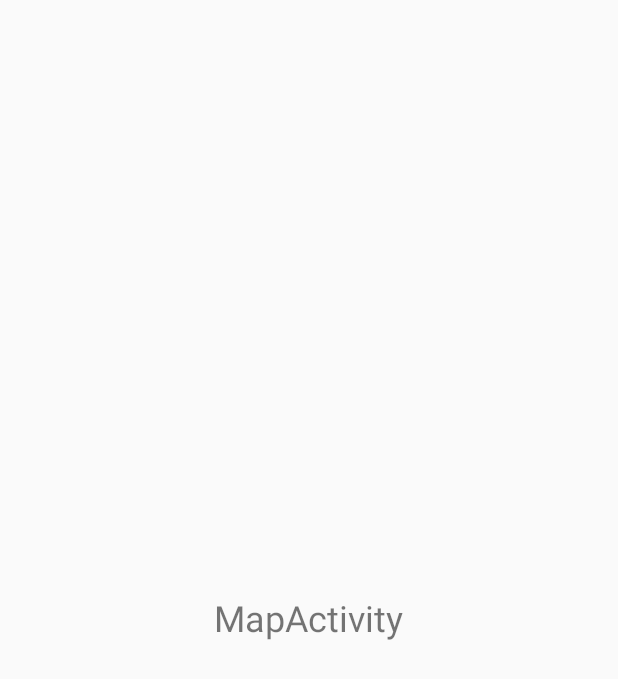
After one commit to woojin0522/KtxTravelApp, an Android app: the MapActivity screen opened directly, with no data from a screen before it, on a phone screen of 412 x 824 dp. The commit adds this screen. Shown: the top 679 px of the screen. Run offline under Robolectric (Android 15) with nearby library versions, the phone set to English and light mode, and no system bars.

Commit message:
"commit"

```diff
--- a/app/build.gradle.kts
+++ b/app/build.gradle.kts
@@ -36,6 +36,9 @@ android {
     viewBinding {
         enable = true
     }
+    buildFeatures {
+        viewBinding = true
+    }
 }
 
 dependencies {
@@ -45,6 +48,8 @@ dependencies {
     implementation("com.google.android.material:material:1.10.0")
     implementation("androidx.constraintlayout:constraintlayout:2.1.4")
     implementation("androidx.viewpager2:viewpager2:1.0.0")
+    implementation("androidx.navigation:navigation-fragment-ktx:2.5.3")
+    implementation("androidx.navigation:navigation-ui-ktx:2.5.3")
     testImplementation("junit:junit:4.13.2")
     androidTestImplementation("androidx.test.ext:junit:1.1.5")
     androidTestImplementation("androidx.test.espresso:espresso-core:3.5.1")
--- /dev/null
+++ b/app/src/main/java/com/example/ktxtravelapplication/MapActivity.kt
@@ -0,0 +1,11 @@
+package com.example.ktxtravelapplication
+
+import androidx.appcompat.app.AppCompatActivity
+import android.os.Bundle
+
+class MapActivity : AppCompatActivity() {
+    override fun onCreate(savedInstanceState: Bundle?) {
+        super.onCreate(savedInstanceState)
+        setContentView(R.layout.activity_map)
+    }
+}
--- /dev/null
+++ b/app/src/main/res/layout/activity_map.xml
@@ -0,0 +1,19 @@
+<?xml version="1.0" encoding="utf-8"?>
+<androidx.constraintlayout.widget.ConstraintLayout xmlns:android="http://schemas.android.com/apk/res/android"
+    xmlns:app="http://schemas.android.com/apk/res-auto"
+    xmlns:tools="http://schemas.android.com/tools"
+    android:layout_width="match_parent"
+    android:layout_height="match_parent"
+    tools:context=".MapActivity">
+    <LinearLayout
+        android:layout_width="match_parent"
+        android:layout_height="match_parent"
+        android:orientation="horizontal"
+        android:gravity="center">
+        <TextView
+            android:layout_width="wrap_content"
+            android:layout_height="wrap_content"
+            android:text="MapActivity"
+            android:textSize="24dp" />
+    </LinearLayout>
+</androidx.constraintlayout.widget.ConstraintLayout>
--- /dev/null
+++ b/app/src/main/res/values/dimens.xml
@@ -0,0 +1,3 @@
+<resources>
+
+</resources>
--- a/app/src/main/res/values/strings.xml
+++ b/app/src/main/res/values/strings.xml
@@ -4,6 +4,8 @@
     <string name="tema_button">테마여행</string>
     <string name="plan_button">여행계획</string>
     <string name="ticket_button">티켓구매</string>
-    <!-- TODO: Remove or change this placeholder text -->
-    <string name="hello_blank_fragment">Hello blank fragment</string>
+    <string name="title_activity_map">Map</string>
+    <string name="title_activity_tema">tema</string>
+    <string name="title_activity_plan">plan</string>
+    <string name="title_activity_ticket">ticket</string>
 </resources>
```
Also changed, not shown: app/src/main/AndroidManifest.xml (+16 -2 lines), app/src/main/java/com/example/ktxtravelapplication/MainActivity.kt (+16 -4 lines), app/src/main/java/com/example/ktxtravelapplication/PlanActivity.kt (added, +11 -0 lines), app/src/main/java/com/example/ktxtravelapplication/TemaActivity.kt (added, +11 -0 lines), app/src/main/java/com/example/ktxtravelapplication/TicketActivity.kt (added, +11 -0 lines), app/src/main/res/layout/activity_plan.xml (added, +19 -0 lines), app/src/main/res/layout/activity_tema.xml (added, +19 -0 lines), app/src/main/res/layout/activity_ticket.xml (added, +19 -0 lines).
